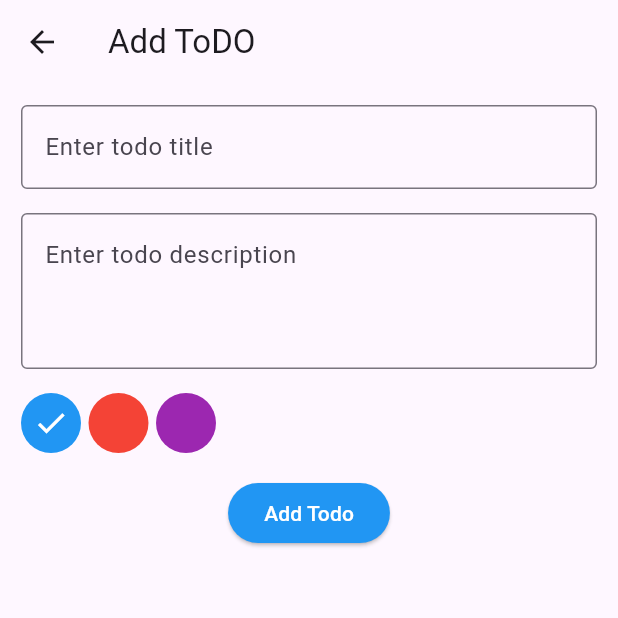
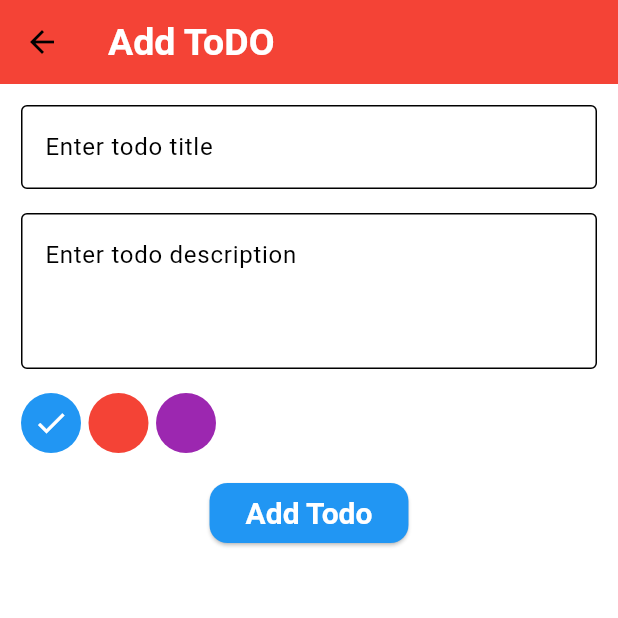
Before and after one commit to medooadel10/todos_app, a Flutter app: the screen it shows after launch, after a tap on the "add" icon, on a phone screen of 412 x 824 dp, the top half of it. Run offline on Flutter 3.47's test engine with Material 3 defaults, Android fonts, the phone set to English and light mode, and no system bars; our stand-ins replace hive, hive_flutter; accounts and stored records are empty.

Commit message:
Refactor todo app structure: remove old screens, implement provider pattern for state management, and enhance UI with theming

```diff
--- a/lib/add_todo_screen.dart
+++ /dev/null
@@ -1,109 +0,0 @@
-import 'package:flutter/material.dart';
-import 'package:hive/hive.dart';
-import 'package:todo_app/models/todo_model.dart';
-
-class AddTodoScreen extends StatefulWidget {
-  const AddTodoScreen({Key? key}) : super(key: key);
-
-  @override
-  _AddTodoScreenState createState() => _AddTodoScreenState();
-}
-
-class _AddTodoScreenState extends State<AddTodoScreen> {
-  final titleController = TextEditingController();
-  final descriptionController = TextEditingController();
-  final formKey = GlobalKey<FormState>();
-  final List<Color> colors = [Colors.blue, Colors.red, Colors.purple];
-  int selectedColor = 0;
-
-  void addTodo() async {
-    final box = await Hive.openBox<TodoModel>('todosBox');
-    final todo = TodoModel(
-      title: titleController.text,
-      description: descriptionController.text,
-      createdAt: DateTime.now().toString(),
-      color: colors[selectedColor].value,
-    );
-    await box.add(todo);
-    Navigator.pop(context, true);
-  }
-
-  @override
-  Widget build(BuildContext context) {
-    return Scaffold(
-      appBar: AppBar(title: Text('Add ToDO')),
-      body: SingleChildScrollView(
-        child: Padding(
-          padding: const EdgeInsets.all(14.0),
-          child: Form(
-            key: formKey,
-            child: Column(
-              spacing: 16,
-              children: [
-                TextFormField(
-                  controller: titleController,
-                  decoration: InputDecoration(
-                    hintText: 'Enter todo title',
-                    border: OutlineInputBorder(),
-                  ),
-                  keyboardType: TextInputType.text,
-                  validator: (value) {
-                    if (value == null || value.isEmpty) {
-                      return 'Please enter todo title';
-                    }
-                    return null;
-                  },
-                ),
-                TextFormField(
-                  controller: descriptionController,
-                  decoration: InputDecoration(
-                    hintText: 'Enter todo description',
-                    border: OutlineInputBorder(),
-                  ),
-                  maxLines: 3,
-                  keyboardType: TextInputType.multiline,
-                  validator: (value) {
-                    if (value == null || value.isEmpty) {
-                      return 'Please enter todo description';
-                    }
-                    return null;
-                  },
-                ),
-                Row(
-                  spacing: 5,
-                  children: List.generate(colors.length, (index) {
-                    return GestureDetector(
-                      onTap: () {
-                        setState(() {
-                          selectedColor = index;
-                        });
-                      },
-                      child: CircleAvatar(
-                        backgroundColor: colors[index],
-                        child: selectedColor == index
-                            ? Icon(Icons.check, color: Colors.white)
-                            : null,
-                      ),
-                    );
-                  }),
-                ),
-                ElevatedButton(
-                  onPressed: () {
-                    if (formKey.currentState!.validate()) {
-                      addTodo();
-                    }
-                  },
-                  style: ElevatedButton.styleFrom(backgroundColor: Colors.blue),
-                  child: Text(
-                    'Add Todo',
-                    style: TextStyle(color: Colors.white),
-                  ),
-                ),
-              ],
-            ),
-          ),
-        ),
-      ),
-    );
-  }
-}
--- a/lib/main.dart
+++ b/lib/main.dart
@@ -1,7 +1,7 @@
 import 'package:flutter/material.dart';
 import 'package:hive_flutter/hive_flutter.dart';
 import 'package:todo_app/models/todo_model.dart';
-import 'package:todo_app/todos_screen.dart';
+import 'package:todo_app/screens/todos_screen.dart';
 
 void main() async {
   WidgetsFlutterBinding.ensureInitialized();
@@ -13,9 +13,40 @@ void main() async {
 class MyApp extends StatelessWidget {
   const MyApp({super.key});
 
-  // This widget is the root of your application.
   @override
   Widget build(BuildContext context) {
-    return MaterialApp(title: 'Flutter Demo', home: TodosScreen());
+    return MaterialApp(
+      title: 'Flutter Demo',
+      theme: ThemeData(
+        brightness: Brightness.light,
+        appBarTheme: AppBarThemeData(
+          backgroundColor: Colors.red,
+          titleTextStyle: TextStyle(
+            fontSize: 25,
+            color: Colors.white,
+            fontWeight: FontWeight.bold,
+          ),
+        ),
+        scaffoldBackgroundColor: Colors.white,
+        elevatedButtonTheme: ElevatedButtonThemeData(
+          style: ElevatedButton.styleFrom(
+            shape: RoundedRectangleBorder(
+              borderRadius: BorderRadiusGeometry.circular(12),
+            ),
+            backgroundColor: Colors.blue,
+            textStyle: TextStyle(fontSize: 20, fontWeight: FontWeight.bold),
+          ),
+        ),
+        colorScheme: ColorScheme.light(
+          primary: Colors.blue,
+          onPrimary: Colors.white,
+          surface: Colors.white,
+          onSurface: Colors.black,
+          secondary: Colors.purple,
+          onSecondary: Colors.white,
+        ),
+      ),
+      home: TodosScreen(),
+    );
   }
 }
--- /dev/null
+++ b/lib/providers/add_todo_provider.dart
@@ -0,0 +1,28 @@
+import 'package:flutter/material.dart';
+import 'package:hive/hive.dart';
+import 'package:todo_app/models/todo_model.dart';
+
+class AddTodoProvider extends ChangeNotifier {
+  final titleController = TextEditingController();
+  final descriptionController = TextEditingController();
+  final formKey = GlobalKey<FormState>();
+  final List<Color> colors = [Colors.blue, Colors.red, Colors.purple];
+  int selectedColor = 0;
+
+  void addTodo(BuildContext context) async {
+    final box = await Hive.openBox<TodoModel>('todosBox');
+    final todo = TodoModel(
+      title: titleController.text,
+      description: descriptionController.text,
+      createdAt: DateTime.now().toString(),
+      color: colors[selectedColor].value,
+    );
+    await box.add(todo);
+    Navigator.pop(context, true);
+  }
+
+  void changeColor(int index) {
+    selectedColor = index;
+    notifyListeners();
+  }
+}
--- /dev/null
+++ b/lib/providers/todos_provider.dart
@@ -0,0 +1,26 @@
+import 'package:flutter/material.dart';
+import 'package:hive/hive.dart';
+import 'package:todo_app/models/todo_model.dart';
+
+class TodosProvider extends ChangeNotifier {
+  List<TodoModel> todos = [];
+  void getAllTodos() async {
+    final box = await Hive.openBox<TodoModel>('todosBox');
+    todos = box.values.toList();
+    notifyListeners();
+  }
+
+  void deleteBox(int index) async {
+    final box = await Hive.openBox<TodoModel>('todosBox');
+    await box.deleteAt(index);
+    getAllTodos();
+  }
+
+  void changeTodoCompletion(int index, bool value) async {
+    final box = await Hive.openBox<TodoModel>('todosBox');
+    final todo = todos[index];
+    todo.isCompleted = value;
+    await box.putAt(index, todo);
+    getAllTodos();
+  }
+}
--- /dev/null
+++ b/lib/screens/add_todo_screen.dart
@@ -0,0 +1,95 @@
+import 'package:flutter/material.dart';
+import 'package:provider/provider.dart';
+import 'package:todo_app/providers/add_todo_provider.dart';
+
+class AddTodoScreen extends StatelessWidget {
+  const AddTodoScreen({Key? key}) : super(key: key);
+
+  @override
+  Widget build(BuildContext context) {
+    return ChangeNotifierProvider(
+      create: (context) => AddTodoProvider(),
+      builder: (context, child) {
+        final provider = context.read<AddTodoProvider>();
+        return Scaffold(
+          appBar: AppBar(title: Text('Add ToDO')),
+          body: SingleChildScrollView(
+            child: Padding(
+              padding: const EdgeInsets.all(14.0),
+              child: Form(
+                key: provider.formKey,
+                child: Column(
+                  spacing: 16,
+                  children: [
+                    TextFormField(
+                      controller: provider.titleController,
+                      decoration: InputDecoration(
+                        hintText: 'Enter todo title',
+                        border: OutlineInputBorder(),
+                      ),
+                      keyboardType: TextInputType.text,
+                      validator: (value) {
+                        if (value == null || value.isEmpty) {
+                          return 'Please enter todo title';
+                        }
+                        return null;
+                      },
+                    ),
+                    TextFormField(
+                      controller: provider.descriptionController,
+                      decoration: InputDecoration(
+                        hintText: 'Enter todo description',
+                        border: OutlineInputBorder(),
+                      ),
+                      maxLines: 3,
+                      keyboardType: TextInputType.multiline,
+                      validator: (value) {
+                        if (value == null || value.isEmpty) {
+                          return 'Please enter todo description';
+                        }
+                        return null;
+                      },
+                    ),
+                    Consumer<AddTodoProvider>(
+                      builder: (context, value, child) {
+                        return Row(
+                          spacing: 5,
+                          children: List.generate(provider.colors.length, (
+                            index,
+                          ) {
+                            return GestureDetector(
+                              onTap: () {
+                                value.changeColor(index);
+                              },
+                              child: CircleAvatar(
+                                backgroundColor: provider.colors[index],
+                                child: provider.selectedColor == index
+                                    ? Icon(Icons.check, color: Colors.white)
+                                    : null,
+                              ),
+                            );
+                          }),
+                        );
+                      },
+                    ),
+                    ElevatedButton(
+                      onPressed: () {
+                        if (provider.formKey.currentState!.validate()) {
+                          provider.addTodo(context);
+                        }
+                      },
+                      child: Text(
+                        'Add Todo',
+                        style: TextStyle(color: Colors.white),
+                      ),
+                    ),
+                  ],
+                ),
+              ),
+            ),
+          ),
+        );
+      },
+    );
+  }
+}
--- /dev/null
+++ b/lib/screens/todos_screen.dart
@@ -0,0 +1,93 @@
+import 'package:flutter/material.dart';
+import 'package:hive/hive.dart';
+import 'package:provider/provider.dart';
+import 'package:todo_app/screens/add_todo_screen.dart';
+import 'package:todo_app/models/todo_model.dart';
+import 'package:todo_app/providers/todos_provider.dart';
+
+class TodosScreen extends StatelessWidget {
+  const TodosScreen({Key? key}) : super(key: key);
+
+  @override
+  Widget build(BuildContext context) {
+    return ChangeNotifierProvider(
+      create: (context) => TodosProvider()..getAllTodos(),
+      builder: (context, child) {
+        final provider = context.read<TodosProvider>();
+        return Scaffold(
+          appBar: AppBar(title: Text('Todos')),
+          floatingActionButton: FloatingActionButton(
+            onPressed: () async {
+              final result = await Navigator.push(
+                context,
+                MaterialPageRoute(builder: (context) => AddTodoScreen()),
+              );
+              if (result != null && result) {
+                provider.getAllTodos();
+              }
+            },
+            backgroundColor: Theme.of(context).colorScheme.secondary,
+            child: Icon(Icons.add),
+          ),
+          body: Consumer<TodosProvider>(
+            builder: (context, provider, child) {
+              return ListView.separated(
+                padding: EdgeInsets.all(10),
+                itemBuilder: (context, index) {
+                  final todo = provider.todos[index];
+                  return Container(
+                    padding: EdgeInsets.all(12),
+                    decoration: BoxDecoration(
+                      color: Color(todo.color),
+                      borderRadius: BorderRadius.circular(12),
+                    ),
+                    child: Row(
+                      spacing: 5,
+                      children: [
+                        Checkbox(
+                          value: todo.isCompleted,
+                          onChanged: (value) {
+                            provider.changeTodoCompletion(
+                              index,
+                              value ?? false,
+                            );
+                          },
+                        ),
+                        Expanded(
+                          child: Column(
+                            crossAxisAlignment: CrossAxisAlignment.start,
+                            children: [
+                              Text(
+                                todo.title,
+                                style: TextStyle(
+                                  color: Colors.white,
+                                  fontWeight: FontWeight.bold,
+                                ),
+                              ),
+                              Text(
+                                todo.description.trim(),
+                                style: TextStyle(color: Colors.white),
+                              ),
+                            ],
+                          ),
+                        ),
+                        IconButton(
+                          onPressed: () {
+                            provider.deleteBox(index);
+                          },
+                          icon: Icon(Icons.delete, color: Colors.white),
+                        ),
+                      ],
+                    ),
+                  );
+                },
+                separatorBuilder: (context, index) => SizedBox(height: 10),
+                itemCount: provider.todos.length,
+              );
+            },
+          ),
+        );
+      },
+    );
+  }
+}
--- a/lib/todos_screen.dart
+++ /dev/null
@@ -1,110 +0,0 @@
-import 'package:flutter/material.dart';
-import 'package:hive/hive.dart';
-import 'package:todo_app/add_todo_screen.dart';
-import 'package:todo_app/models/todo_model.dart';
-
-class TodosScreen extends StatefulWidget {
-  const TodosScreen({Key? key}) : super(key: key);
-
-  @override
-  _TodosScreenState createState() => _TodosScreenState();
-}
-
-class _TodosScreenState extends State<TodosScreen> {
-  List<TodoModel> todos = [];
-  void getAllTodos() async {
-    final box = await Hive.openBox<TodoModel>('todosBox');
-    setState(() {
-      todos = box.values.toList();
-    });
-  }
-
-  void deleteBox(int index) async {
-    final box = await Hive.openBox<TodoModel>('todosBox');
-    await box.deleteAt(index);
-    getAllTodos();
-  }
-
-  void changeTodoCompletion(int index, bool value) async {
-    final box = await Hive.openBox<TodoModel>('todosBox');
-    final todo = todos[index];
-    todo.isCompleted = value;
-    await box.putAt(index, todo);
-    getAllTodos();
-  }
-
-  @override
-  void initState() {
-    super.initState();
-    getAllTodos();
-  }
-
-  @override
-  Widget build(BuildContext context) {
-    return Scaffold(
-      appBar: AppBar(title: Text('Todos')),
-      floatingActionButton: FloatingActionButton(
-        onPressed: () async {
-          final result = await Navigator.push(
-            context,
-            MaterialPageRoute(builder: (context) => AddTodoScreen()),
-          );
-          if (result != null && result) {
-            getAllTodos();
-          }
-        },
-        child: Icon(Icons.add),
-      ),
-      body: ListView.separated(
-        padding: EdgeInsets.all(10),
-        itemBuilder: (context, index) {
-          final todo = todos[index];
-          return Container(
-            padding: EdgeInsets.all(12),
-            decoration: BoxDecoration(
-              color: Color(todo.color),
-              borderRadius: BorderRadius.circular(12),
-            ),
-            child: Row(
-              spacing: 5,
-              children: [
-                Checkbox(
-                  value: todo.isCompleted,
-                  onChanged: (value) {
-                    changeTodoCompletion(index, value ?? false);
-                  },
-                ),
-                Expanded(
-                  child: Column(
-                    crossAxisAlignment: CrossAxisAlignment.start,
-                    children: [
-                      Text(
-                        todo.title,
-                        style: TextStyle(
-                          color: Colors.white,
-                          fontWeight: FontWeight.bold,
-                        ),
-                      ),
-                      Text(
-                        todo.description.trim(),
-                        style: TextStyle(color: Colors.white),
-                      ),
-                    ],
-                  ),
-                ),
-                IconButton(
-                  onPressed: () {
-                    deleteBox(index);
-                  },
-                  icon: Icon(Icons.delete, color: Colors.white),
-                ),
-              ],
-            ),
-          );
-        },
-        separatorBuilder: (context, index) => SizedBox(height: 10),
-        itemCount: todos.length,
-      ),
-    );
-  }
-}
--- a/pubspec.yaml
+++ b/pubspec.yaml
@@ -38,6 +38,7 @@ dependencies:
   hive_generator:
   build_runner:
   hive_flutter: ^1.1.0
+  provider: ^6.1.5+1
 
 dev_dependencies:
   flutter_test:
```
Also changed, not shown: pubspec.lock.
